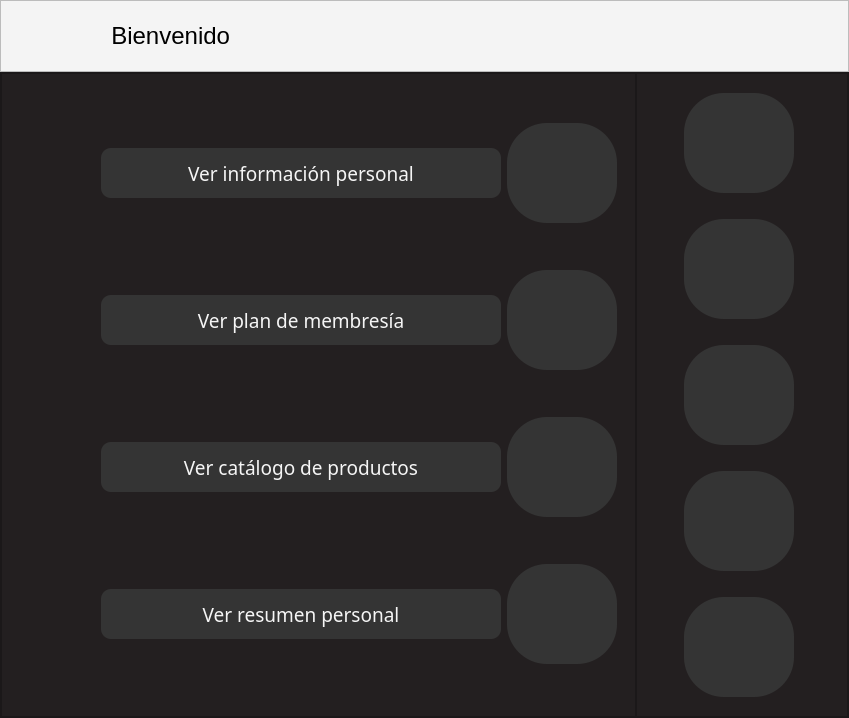
The window that MenuClientes.ui (Mike1604/TeflonAcademy) describes before a commit, drawn with Qt 5.
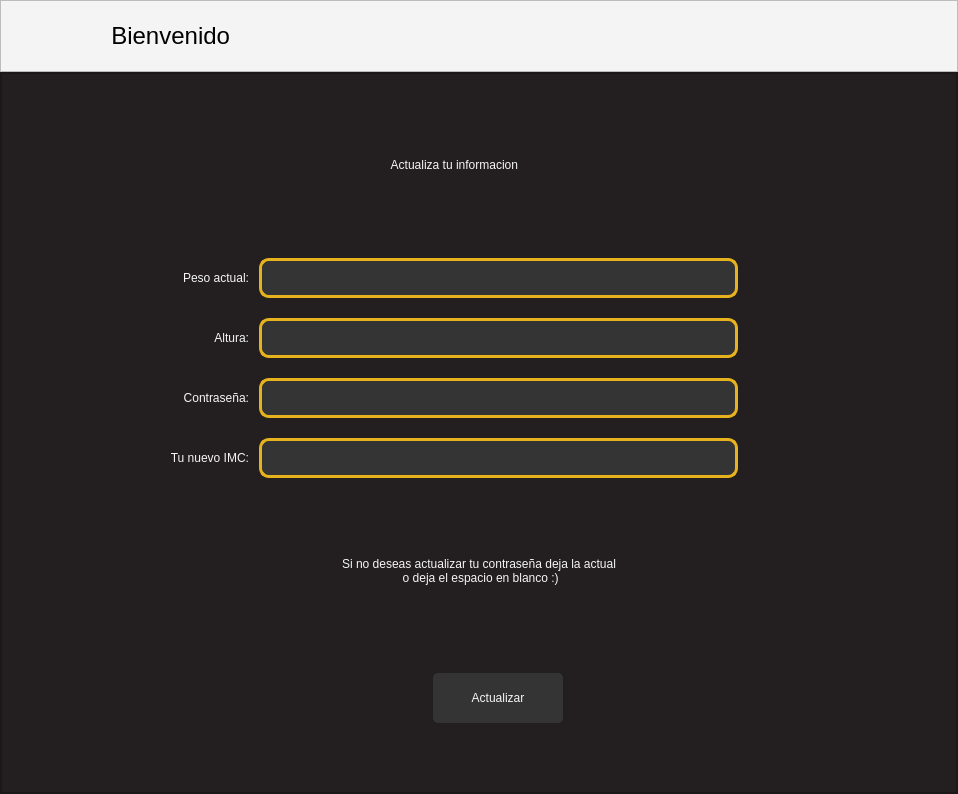
The same window after the commit. The open tabs and pages were chosen to show the change. Icons and pictures are not drawn.

```diff
--- a/MenuClientes.ui
+++ b/MenuClientes.ui
@@ -6,8 +6,8 @@
    <rect>
     <x>0</x>
     <y>0</y>
-    <width>849</width>
-    <height>718</height>
+    <width>958</width>
+    <height>794</height>
    </rect>
   </property>
   <property name="windowTitle">
@@ -32,6 +32,12 @@
     </property>
     <item row="1" column="0">
      <widget class="QFrame" name="Frame_Inferior">
+      <property name="minimumSize">
+       <size>
+        <width>0</width>
+        <height>0</height>
+       </size>
+      </property>
       <property name="styleSheet">
        <string notr="true">background-color: #231f20;</string>
       </property>
@@ -41,7 +47,7 @@
       <property name="frameShadow">
        <enum>QFrame::Raised</enum>
       </property>
-      <layout class="QGridLayout" name="gridLayout" columnstretch="3,1">
+      <layout class="QGridLayout" name="gridLayout" columnstretch="3,1,0">
        <property name="leftMargin">
         <number>0</number>
        </property>
@@ -66,7 +72,7 @@
           <enum>QFrame::Raised</enum>
          </property>
          <layout class="QGridLayout" name="gridLayout_6">
-          <item row="0" column="0">
+          <item row="1" column="0">
            <widget class="QStackedWidget" name="stackedWidget">
             <property name="minimumSize">
              <size>
@@ -933,6 +939,289 @@
               </item>
              </layout>
             </widget>
+            <widget class="QWidget" name="ActualizarInfo">
+             <layout class="QGridLayout" name="gridLayout_2">
+              <property name="bottomMargin">
+               <number>50</number>
+              </property>
+              <property name="horizontalSpacing">
+               <number>10</number>
+              </property>
+              <property name="verticalSpacing">
+               <number>20</number>
+              </property>
+              <item row="1" column="0">
+               <spacer name="horizontalSpacer_61">
+                <property name="orientation">
+                 <enum>Qt::Horizontal</enum>
+                </property>
+                <property name="sizeType">
+                 <enum>QSizePolicy::Fixed</enum>
+                </property>
+                <property name="sizeHint" stdset="0">
+                 <size>
+                  <width>150</width>
+                  <height>20</height>
+                 </size>
+                </property>
+               </spacer>
+              </item>
+              <item row="1" column="2">
+               <widget class="QLineEdit" name="lineEdit_18">
+                <property name="minimumSize">
+                 <size>
+                  <width>200</width>
+                  <height>40</height>
+                 </size>
+                </property>
+                <property name="styleSheet">
+                 <string notr="true">background-color: #343434;
+font: 87 14pt &quot;Arial Black&quot;;
+color: whitesmoke;
+border: 3px solid #e6b31e;
+border-radius: 10px;
+</string>
+                </property>
+                <property name="readOnly">
+                 <bool>false</bool>
+                </property>
+               </widget>
+              </item>
+              <item row="2" column="2">
+               <widget class="QLineEdit" name="lineEdit_20">
+                <property name="minimumSize">
+                 <size>
+                  <width>200</width>
+                  <height>40</height>
+                 </size>
+                </property>
+                <property name="styleSheet">
+                 <string notr="true">background-color: #343434;
+font: 87 14pt &quot;Arial Black&quot;;
+color: whitesmoke;
+border: 3px solid #e6b31e;
+border-radius: 10px;
+</string>
+                </property>
+                <property name="readOnly">
+                 <bool>false</bool>
+                </property>
+               </widget>
+              </item>
+              <item row="1" column="1">
+               <widget class="QLabel" name="label_136">
+                <property name="styleSheet">
+                 <string notr="true">font: 87 14pt &quot;Arial Black&quot;;
+color: whitesmoke;</string>
+                </property>
+                <property name="text">
+                 <string>Peso actual:</string>
+                </property>
+                <property name="alignment">
+                 <set>Qt::AlignRight|Qt::AlignTrailing|Qt::AlignVCenter</set>
+                </property>
+               </widget>
+              </item>
+              <item row="2" column="1">
+               <widget class="QLabel" name="label_135">
+                <property name="styleSheet">
+                 <string notr="true">font: 87 14pt &quot;Arial Black&quot;;
+color: whitesmoke;</string>
+                </property>
+                <property name="text">
+                 <string>Altura:</string>
+                </property>
+                <property name="alignment">
+                 <set>Qt::AlignRight|Qt::AlignTrailing|Qt::AlignVCenter</set>
+                </property>
+               </widget>
+              </item>
+              <item row="0" column="1" colspan="2" alignment="Qt::AlignHCenter|Qt::AlignVCenter">
+               <widget class="QLabel" name="label_170">
+                <property name="styleSheet">
+                 <string notr="true">font: 87 14pt &quot;Arial Black&quot;;
+color: whitesmoke;</string>
+                </property>
+                <property name="text">
+                 <string>Actualiza tu informacion</string>
+                </property>
+                <property name="alignment">
+                 <set>Qt::AlignRight|Qt::AlignTrailing|Qt::AlignVCenter</set>
+                </property>
+               </widget>
+              </item>
+              <item row="4" column="1">
+               <widget class="QLabel" name="label_138">
+                <property name="styleSheet">
+                 <string notr="true">font: 87 14pt &quot;Arial Black&quot;;
+color: whitesmoke;</string>
+                </property>
+                <property name="text">
+                 <string>Contraseña:</string>
+                </property>
+                <property name="alignment">
+                 <set>Qt::AlignRight|Qt::AlignTrailing|Qt::AlignVCenter</set>
+                </property>
+               </widget>
+              </item>
+              <item row="4" column="2">
+               <widget class="QLineEdit" name="lineEdit_21">
+                <property name="minimumSize">
+                 <size>
+                  <width>200</width>
+                  <height>40</height>
+                 </size>
+                </property>
+                <property name="styleSheet">
+                 <string notr="true">background-color: #343434;
+font: 87 14pt &quot;Arial Black&quot;;
+color: whitesmoke;
+border: 3px solid #e6b31e;
+border-radius: 10px;
+</string>
+                </property>
+                <property name="echoMode">
+                 <enum>QLineEdit::Password</enum>
+                </property>
+                <property name="readOnly">
+                 <bool>true</bool>
+                </property>
+               </widget>
+              </item>
+              <item row="4" column="3">
+               <widget class="QPushButton" name="pushButton_5">
+                <property name="minimumSize">
+                 <size>
+                  <width>40</width>
+                  <height>40</height>
+                 </size>
+                </property>
+                <property name="cursor">
+                 <cursorShape>PointingHandCursor</cursorShape>
+                </property>
+                <property name="styleSheet">
+                 <string notr="true">QPushButton{
+	border: 0px;
+	image: url(:/menu/ojo.png);
+	
+}
+QPushButton:hover{
+	border: 10px;
+}</string>
+                </property>
+                <property name="text">
+                 <string/>
+                </property>
+               </widget>
+              </item>
+              <item row="4" column="4">
+               <spacer name="horizontalSpacer_62">
+                <property name="orientation">
+                 <enum>Qt::Horizontal</enum>
+                </property>
+                <property name="sizeType">
+                 <enum>QSizePolicy::Fixed</enum>
+                </property>
+                <property name="sizeHint" stdset="0">
+                 <size>
+                  <width>150</width>
+                  <height>20</height>
+                 </size>
+                </property>
+               </spacer>
+              </item>
+              <item row="7" column="2" alignment="Qt::AlignHCenter">
+               <widget class="QPushButton" name="BuscarBotonActualizar_4">
+                <property name="minimumSize">
+                 <size>
+                  <width>130</width>
+                  <height>70</height>
+                 </size>
+                </property>
+                <property name="cursor">
+                 <cursorShape>PointingHandCursor</cursorShape>
+                </property>
+                <property name="styleSheet">
+                 <string notr="true">QPushButton{
+	background-color: #343434;
+	font: 87 14pt &quot;Arial Black&quot;;
+	color: whitesmoke;
+	border-radius: 5px;
+	border: .5px solid #e6b31e;
+	margin: 10 px;
+	right-margin: 10px;
+}
+
+QPushButton:hover{
+	background-color: #e6b31e;
+	font: 87 14pt &quot;Arial Black&quot;;
+	color: whitesmoke;
+	border-radius: 5px;
+	border: 1.5px solid #343434;
+	margin: 10 px;
+	right-margin: 10px;
+}
+
+
+</string>
+                </property>
+                <property name="text">
+                 <string>Actualizar</string>
+                </property>
+               </widget>
+              </item>
+              <item row="5" column="2">
+               <widget class="QLineEdit" name="lineEdit_19">
+                <property name="minimumSize">
+                 <size>
+                  <width>200</width>
+                  <height>40</height>
+                 </size>
+                </property>
+                <property name="styleSheet">
+                 <string notr="true">background-color: #343434;
+font: 87 14pt &quot;Arial Black&quot;;
+color: whitesmoke;
+border: 3px solid #e6b31e;
+border-radius: 10px;
+</string>
+                </property>
+                <property name="readOnly">
+                 <bool>true</bool>
+                </property>
+               </widget>
+              </item>
+              <item row="5" column="1">
+               <widget class="QLabel" name="label_137">
+                <property name="styleSheet">
+                 <string notr="true">font: 87 14pt &quot;Arial Black&quot;;
+color: whitesmoke;</string>
+                </property>
+                <property name="text">
+                 <string>Tu nuevo IMC:</string>
+                </property>
+                <property name="alignment">
+                 <set>Qt::AlignRight|Qt::AlignTrailing|Qt::AlignVCenter</set>
+                </property>
+               </widget>
+              </item>
+              <item row="6" column="1" colspan="3">
+               <widget class="QLabel" name="label_171">
+                <property name="styleSheet">
+                 <string notr="true">font: 87 14pt &quot;Arial Black&quot;;
+color: whitesmoke;</string>
+                </property>
+                <property name="text">
+                 <string>Si no deseas actualizar tu contraseña deja la actual
+ o deja el espacio en blanco :)</string>
+                </property>
+                <property name="alignment">
+                 <set>Qt::AlignCenter</set>
+                </property>
+               </widget>
+              </item>
+             </layout>
+            </widget>
             <widget class="QWidget" name="Menu_2">
              <layout class="QGridLayout" name="gridLayout_5">
               <item row="1" column="2">
@@ -1399,6 +1688,109 @@
                 </property>
                </widget>
               </item>
+              <item row="8" column="1">
+               <widget class="QPushButton" name="pushButton_23">
+                <property name="minimumSize">
+                 <size>
+                  <width>400</width>
+                  <height>70</height>
+                 </size>
+                </property>
+                <property name="font">
+                 <font>
+                  <family>Bahnschrift SemiBold</family>
+                  <pointsize>14</pointsize>
+                  <weight>10</weight>
+                  <italic>false</italic>
+                  <bold>false</bold>
+                 </font>
+                </property>
+                <property name="cursor">
+                 <cursorShape>PointingHandCursor</cursorShape>
+                </property>
+                <property name="styleSheet">
+                 <string notr="true">QPushButton{
+	background-color: #343434;
+	font: 87 14pt &quot;Bahnschrift SemiBold&quot;;
+	color: whitesmoke;
+	border-radius:10px;
+	border: .5px solid #e6b31e;
+	margin: 10 px;
+	right-margin: 10px;
+}
+
+QPushButton:hover{
+	background-color: #e6b31e;
+	font: 87 14pt &quot;Bahnschrift SemiBold&quot;;
+	color: whitesmoke;
+	border-radius:10px;
+	border: 1.5px solid #343434;
+	margin: 10 px;
+	right-margin: 10px;
+}</string>
+                </property>
+                <property name="text">
+                 <string>Actualizar informacion</string>
+                </property>
+               </widget>
+              </item>
+              <item row="8" column="0">
+               <spacer name="horizontalSpacer_25">
+                <property name="orientation">
+                 <enum>Qt::Horizontal</enum>
+                </property>
+                <property name="sizeHint" stdset="0">
+                 <size>
+                  <width>40</width>
+                  <height>20</height>
+                 </size>
+                </property>
+               </spacer>
+              </item>
+              <item row="8" column="2">
+               <widget class="QPushButton" name="pushButton_24">
+                <property name="minimumSize">
+                 <size>
+                  <width>110</width>
+                  <height>120</height>
+                 </size>
+                </property>
+                <property name="styleSheet">
+                 <string notr="true">QPushButton{
+	background-color: #343434;
+	font: 87 14pt &quot;Bahnschrift SemiBold&quot;;
+	color: whitesmoke;
+	border-radius:40px;
+	border: .5px solid #e6b31e;
+	margin: 10 px;
+	right-margin: 10px;
+}
+
+QPushButton:hover{
+	background-color: #e6b31e;
+	font: 87 14pt &quot;Bahnschrift SemiBold&quot;;
+	color: whitesmoke;
+	border-radius:40px;
+	border: 1.5px solid #343434;
+	margin: 10 px;
+	right-margin: 10px;
+}</string>
+                </property>
+                <property name="text">
+                 <string/>
+                </property>
+                <property name="icon">
+                 <iconset resource="Images/images.qrc">
+                  <normaloff>:/MenuCliente/ActualizarInfo.png</normaloff>:/MenuCliente/ActualizarInfo.png</iconset>
+                </property>
+                <property name="iconSize">
+                 <size>
+                  <width>50</width>
+                  <height>50</height>
+                 </size>
+                </property>
+               </widget>
+              </item>
              </layout>
             </widget>
            </widget>
@@ -1408,6 +1800,18 @@
        </item>
        <item row="0" column="1">
         <widget class="QFrame" name="frame_2">
+         <property name="minimumSize">
+          <size>
+           <width>0</width>
+           <height>0</height>
+          </size>
+         </property>
+         <property name="maximumSize">
+          <size>
+           <width>0</width>
+           <height>16777215</height>
+          </size>
+         </property>
          <property name="frameShape">
           <enum>QFrame::StyledPanel</enum>
          </property>
@@ -1415,62 +1819,18 @@
           <enum>QFrame::Raised</enum>
          </property>
          <layout class="QGridLayout" name="gridLayout_7">
-          <item row="1" column="1">
-           <widget class="QPushButton" name="pushButton_22">
-            <property name="minimumSize">
-             <size>
-              <width>110</width>
-              <height>120</height>
-             </size>
-            </property>
-            <property name="maximumSize">
-             <size>
-              <width>110</width>
-              <height>120</height>
-             </size>
-            </property>
-            <property name="styleSheet">
-             <string notr="true">QPushButton{
-	background-color: #343434;
-	font: 87 14pt &quot;Bahnschrift SemiBold&quot;;
-	color: whitesmoke;
-	border-radius:40px;
-	border: .5px solid #e6b31e;
-	margin: 10 px;
-	right-margin: 10px;
-}
-
-QPushButton:hover{
-	background-color: #e6b31e;
-	font: 87 14pt &quot;Bahnschrift SemiBold&quot;;
-	color: whitesmoke;
-	border-radius:40px;
-	border: 1.5px solid #343434;
-	margin: 10 px;
-	right-margin: 10px;
-}</string>
-            </property>
-            <property name="text">
-             <string/>
-            </property>
-            <property name="icon">
-             <iconset resource="Images/images.qrc">
-              <normaloff>:/MenuCliente/MenuCliente (1).png</normaloff>:/MenuCliente/MenuCliente (1).png</iconset>
-            </property>
-            <property name="iconSize">
-             <size>
-              <width>50</width>
-              <height>50</height>
-             </size>
-            </property>
-           </widget>
-          </item>
-          <item row="2" column="1" colspan="2">
+          <property name="horizontalSpacing">
+           <number>5</number>
+          </property>
+          <property name="verticalSpacing">
+           <number>0</number>
+          </property>
+          <item row="3" column="1" colspan="2">
            <widget class="QPushButton" name="pushButton_19">
             <property name="minimumSize">
              <size>
               <width>110</width>
-              <height>120</height>
+              <height>100</height>
              </size>
             </property>
             <property name="maximumSize">
@@ -1515,62 +1875,62 @@
             </property>
            </widget>
           </item>
+          <item row="2" column="1">
+           <widget class="QPushButton" name="pushButton_22">
+            <property name="minimumSize">
+             <size>
+              <width>110</width>
+              <height>100</height>
+             </size>
+            </property>
+            <property name="maximumSize">
+             <size>
+              <width>110</width>
+              <height>120</height>
+             </size>
+            </property>
+            <property name="styleSheet">
+             <string notr="true">QPushButton{
+	background-color: #343434;
+	font: 87 14pt &quot;Bahnschrift SemiBold&quot;;
+	color: whitesmoke;
+	border-radius:40px;
+	border: .5px solid #e6b31e;
+	margin: 10 px;
+	right-margin: 10px;
+}
+
+QPushButton:hover{
+	background-color: #e6b31e;
+	font: 87 14pt &quot;Bahnschrift SemiBold&quot;;
+	color: whitesmoke;
+	border-radius:40px;
+	border: 1.5px solid #343434;
+	margin: 10 px;
+	right-margin: 10px;
+}</string>
+            </property>
+            <property name="text">
+             <string/>
+            </property>
+            <property name="icon">
+             <iconset resource="Images/images.qrc">
+              <normaloff>:/MenuCliente/MenuCliente (1).png</normaloff>:/MenuCliente/MenuCliente (1).png</iconset>
+            </property>
+            <property name="iconSize">
+             <size>
+              <width>50</width>
+              <height>50</height>
+             </size>
+            </property>
+           </widget>
+          </item>
           <item row="4" column="1" colspan="2">
-           <widget class="QPushButton" name="pushButton_21">
-            <property name="minimumSize">
-             <size>
-              <width>110</width>
-              <height>120</height>
-             </size>
-            </property>
-            <property name="maximumSize">
-             <size>
-              <width>110</width>
-              <height>120</height>
-             </size>
-            </property>
-            <property name="styleSheet">
-             <string notr="true">QPushButton{
-	background-color: #343434;
-	font: 87 14pt &quot;Bahnschrift SemiBold&quot;;
-	color: whitesmoke;
-	border-radius:40px;
-	border: .5px solid #e6b31e;
-	margin: 10 px;
-	right-margin: 10px;
-}
-
-QPushButton:hover{
-	background-color: #e6b31e;
-	font: 87 14pt &quot;Bahnschrift SemiBold&quot;;
-	color: whitesmoke;
-	border-radius:40px;
-	border: 1.5px solid #343434;
-	margin: 10 px;
-	right-margin: 10px;
-}</string>
-            </property>
-            <property name="text">
-             <string/>
-            </property>
-            <property name="icon">
-             <iconset resource="Images/images.qrc">
-              <normaloff>:/MenuCliente/MenuCliente (3).png</normaloff>:/MenuCliente/MenuCliente (3).png</iconset>
-            </property>
-            <property name="iconSize">
-             <size>
-              <width>50</width>
-              <height>50</height>
-             </size>
-            </property>
-           </widget>
-          </item>
-          <item row="3" column="1" colspan="2">
            <widget class="QPushButton" name="pushButton_20">
             <property name="minimumSize">
              <size>
               <width>110</width>
-              <height>120</height>
+              <height>100</height>
              </size>
             </property>
             <property name="maximumSize">
@@ -1615,12 +1975,162 @@
             </property>
            </widget>
           </item>
-          <item row="0" column="1">
+          <item row="6" column="1" colspan="2">
+           <widget class="QPushButton" name="pushButton_21">
+            <property name="minimumSize">
+             <size>
+              <width>110</width>
+              <height>100</height>
+             </size>
+            </property>
+            <property name="maximumSize">
+             <size>
+              <width>110</width>
+              <height>120</height>
+             </size>
+            </property>
+            <property name="styleSheet">
+             <string notr="true">QPushButton{
+	background-color: #343434;
+	font: 87 14pt &quot;Bahnschrift SemiBold&quot;;
+	color: whitesmoke;
+	border-radius:40px;
+	border: .5px solid #e6b31e;
+	margin: 10 px;
+	right-margin: 10px;
+}
+
+QPushButton:hover{
+	background-color: #e6b31e;
+	font: 87 14pt &quot;Bahnschrift SemiBold&quot;;
+	color: whitesmoke;
+	border-radius:40px;
+	border: 1.5px solid #343434;
+	margin: 10 px;
+	right-margin: 10px;
+}</string>
+            </property>
+            <property name="text">
+             <string/>
+            </property>
+            <property name="icon">
+             <iconset resource="Images/images.qrc">
+              <normaloff>:/MenuCliente/MenuCliente (3).png</normaloff>:/MenuCliente/MenuCliente (3).png</iconset>
+            </property>
+            <property name="iconSize">
+             <size>
+              <width>50</width>
+              <height>50</height>
+             </size>
+            </property>
+           </widget>
+          </item>
+          <item row="7" column="1">
+           <widget class="QPushButton" name="pushButton_26">
+            <property name="minimumSize">
+             <size>
+              <width>110</width>
+              <height>100</height>
+             </size>
+            </property>
+            <property name="maximumSize">
+             <size>
+              <width>110</width>
+              <height>120</height>
+             </size>
+            </property>
+            <property name="styleSheet">
+             <string notr="true">QPushButton{
+	background-color: #343434;
+	font: 87 14pt &quot;Bahnschrift SemiBold&quot;;
+	color: whitesmoke;
+	border-radius:40px;
+	border: .5px solid #e6b31e;
+	margin: 10 px;
+	right-margin: 10px;
+}
+
+QPushButton:hover{
+	background-color: #e6b31e;
+	font: 87 14pt &quot;Bahnschrift SemiBold&quot;;
+	color: whitesmoke;
+	border-radius:40px;
+	border: 1.5px solid #343434;
+	margin: 10 px;
+	right-margin: 10px;
+}</string>
+            </property>
+            <property name="text">
+             <string/>
+            </property>
+            <property name="icon">
+             <iconset resource="Images/images.qrc">
+              <normaloff>:/menu/logouthover.png</normaloff>:/menu/logouthover.png</iconset>
+            </property>
+            <property name="iconSize">
+             <size>
+              <width>50</width>
+              <height>50</height>
+             </size>
+            </property>
+           </widget>
+          </item>
+          <item row="5" column="1">
+           <widget class="QPushButton" name="pushButton_25">
+            <property name="minimumSize">
+             <size>
+              <width>110</width>
+              <height>100</height>
+             </size>
+            </property>
+            <property name="maximumSize">
+             <size>
+              <width>110</width>
+              <height>120</height>
+             </size>
+            </property>
+            <property name="styleSheet">
+             <string notr="true">QPushButton{
+	background-color: #343434;
+	font: 87 14pt &quot;Bahnschrift SemiBold&quot;;
+	color: whitesmoke;
+	border-radius:40px;
+	border: .5px solid #e6b31e;
+	margin: 10 px;
+	right-margin: 10px;
+}
+
+QPushButton:hover{
+	background-color: #e6b31e;
+	font: 87 14pt &quot;Bahnschrift SemiBold&quot;;
+	color: whitesmoke;
+	border-radius:40px;
+	border: 1.5px solid #343434;
+	margin: 10 px;
+	right-margin: 10px;
+}</string>
+            </property>
+            <property name="text">
+             <string/>
+            </property>
+            <property name="icon">
+             <iconset resource="Images/images.qrc">
+              <normaloff>:/MenuCliente/ActualizarInfo.png</normaloff>:/MenuCliente/ActualizarInfo.png</iconset>
+            </property>
+            <property name="iconSize">
+             <size>
+              <width>50</width>
+              <height>50</height>
+             </size>
+            </property>
+           </widget>
+          </item>
+          <item row="1" column="1">
            <widget class="QPushButton" name="pushButton_18">
             <property name="minimumSize">
              <size>
               <width>110</width>
-              <height>120</height>
+              <height>100</height>
              </size>
             </property>
             <property name="maximumSize">
@@ -1665,32 +2175,6 @@
             </property>
            </widget>
           </item>
-          <item row="1" column="0">
-           <spacer name="horizontalSpacer_23">
-            <property name="orientation">
-             <enum>Qt::Horizontal</enum>
-            </property>
-            <property name="sizeHint" stdset="0">
-             <size>
-              <width>40</width>
-              <height>20</height>
-             </size>
-            </property>
-           </spacer>
-          </item>
-          <item row="1" column="2">
-           <spacer name="horizontalSpacer_24">
-            <property name="orientation">
-             <enum>Qt::Horizontal</enum>
-            </property>
-            <property name="sizeHint" stdset="0">
-             <size>
-              <width>40</width>
-              <height>20</height>
-             </size>
-            </property>
-           </spacer>
-          </item>
          </layout>
         </widget>
        </item>
```
Left out of the diff: 793 changed lines with no effect on the pictures.
